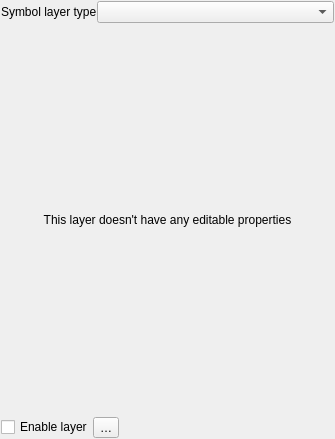
Above: src/ui/symbollayer/widget_layerproperties.ui from qgis/QGIS before the change. Below: the same form after it.
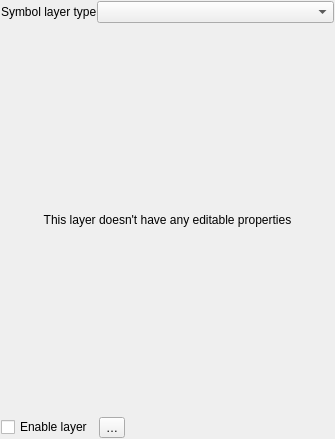
That is the form after the change. Custom widgets are drawn as their Qt base class.

Commit message: fix spacing between label and icon in widget layer properties

```diff
--- a/src/ui/symbollayer/widget_layerproperties.ui
+++ b/src/ui/symbollayer/widget_layerproperties.ui
@@ -71,7 +71,7 @@
    <item row="3" column="0">
     <layout class="QHBoxLayout" name="horizontalLayout_3">
      <property name="spacing">
-      <number>0</number>
+      <number>6</number>
      </property>
      <property name="bottomMargin">
       <number>0</number>
```
The commit also changes 1 other file.
